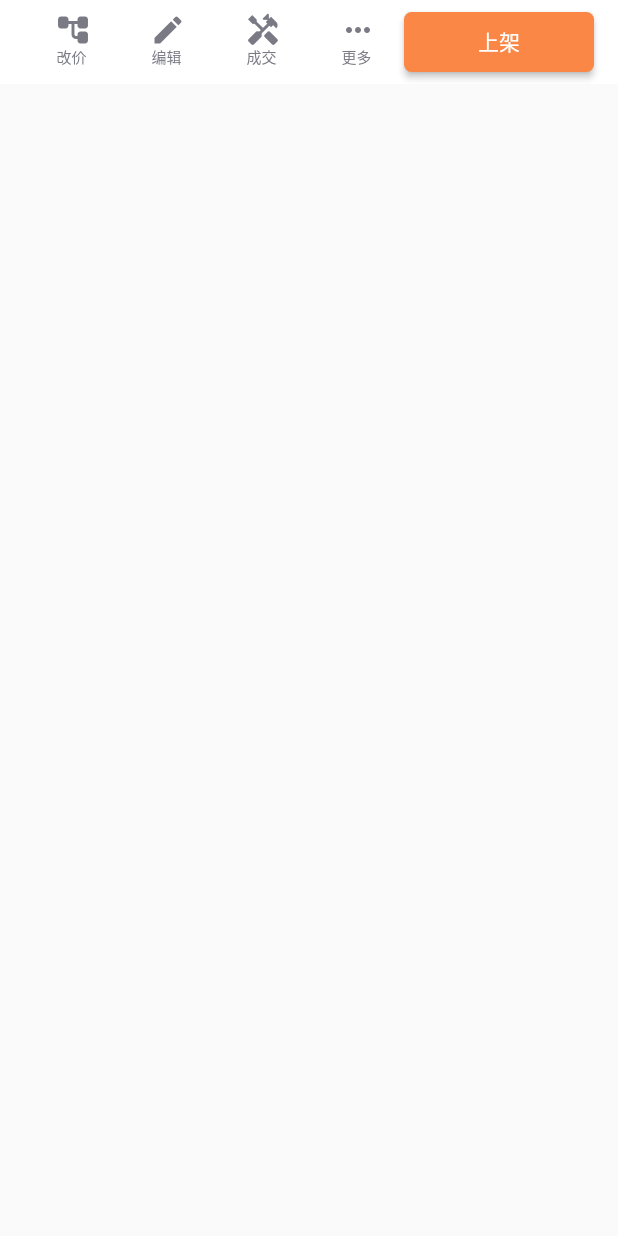
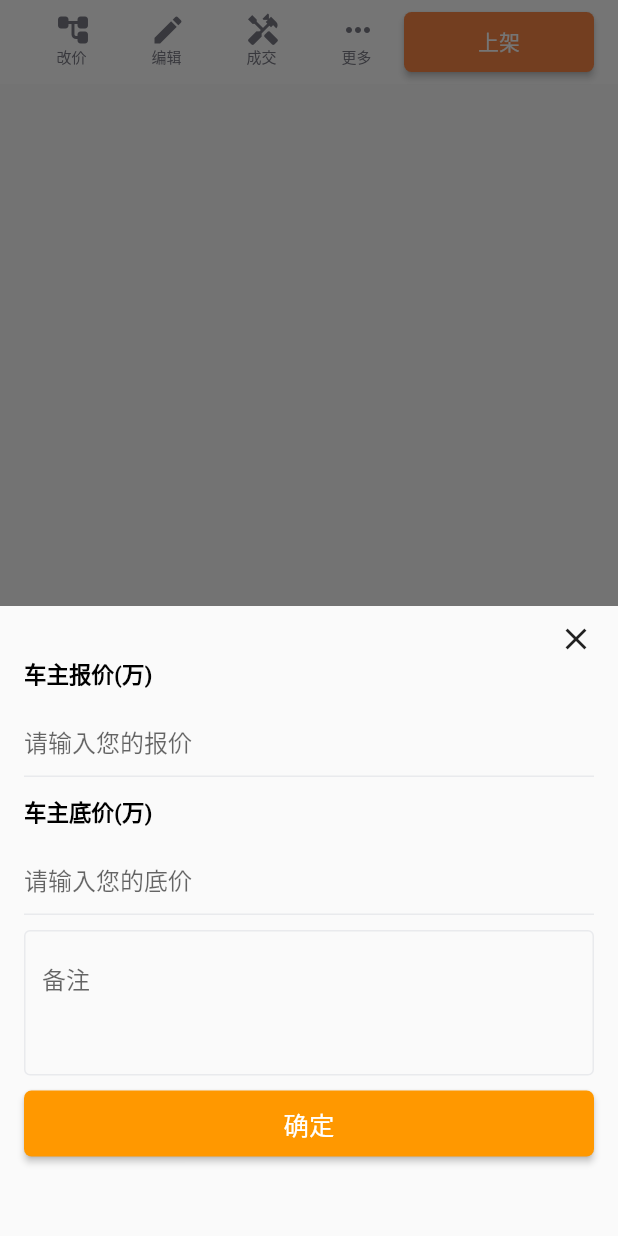
Before and after one commit to changshuai7/flutter_app_demo, a Flutter app: the SaasCarDetailBottomBtn widget shown alone on an empty page, opened directly, after a tap on "改价", on a phone screen of 412 x 824 dp. Run offline on Flutter 3.47's test engine with Material 2 defaults, Android fonts, the phone set to English and light mode, and no system bars; our stand-ins replace date_format, flutter_swiper, fluttertoast, photo_view; generated files the repository leaves out were written again; network calls fail.

Commit message:
详情页底部弹框数据处理

```diff
--- a/lib/saas/saas_car_detail_bottom_btn.dart
+++ b/lib/saas/saas_car_detail_bottom_btn.dart
@@ -237,6 +237,17 @@ class _SaasCarDetailBottomBtnState extends State<SaasCarDetailBottomBtn> {
   //改价事件
   void _onEventChangePrice(BuildContext context) {
     print('改价');
+
+    showModalBottomSheet<ChangePriceBean>(
+      isScrollControlled: true,
+      context: context,
+      builder: (context) => ChangePriceBottomSheetWidget(),
+    ).then((value) {
+      if (value != null) {
+        print(
+            '报价：${value.quotedPrice},底价：${value.basePrice},备注：${value.remark}');
+      }
+    });
   }
 
   //编辑事件
@@ -348,9 +359,205 @@ class BottomPopItem extends StatelessWidget {
     );
   }
 }
+
 /// 更多的pop item 的类型
 enum BottomPopItemType {
   AbandonSale, //放弃销售
   TransferCar, //转车
   PurchaseInfo, //采购
 }
+
+class ChangePriceBean {
+  String basePrice;
+  String quotedPrice;
+  String remark;
+
+  ChangePriceBean({this.basePrice, this.quotedPrice, this.remark});
+}
+
+/// 底部：改价弹框
+class ChangePriceBottomSheetWidget extends StatefulWidget {
+  @override
+  _ChangePriceBottomSheetWidgetState createState() =>
+      _ChangePriceBottomSheetWidgetState();
+}
+
+class _ChangePriceBottomSheetWidgetState
+    extends State<ChangePriceBottomSheetWidget> {
+  ChangePriceBean bean = ChangePriceBean();
+  TextEditingController _quotedPriceController;
+  TextEditingController _basePriceController;
+  TextEditingController _remarkController;
+
+  String quotedPriceErrorText;
+
+  String basePriceErrorText;
+
+  @override
+  void initState() {
+    super.initState();
+    _quotedPriceController = TextEditingController(text: '');
+    _basePriceController = TextEditingController(text: '');
+    _remarkController = TextEditingController(text: '');
+  }
+
+  @override
+  Widget build(BuildContext context) {
+    return Container(
+      height: 420,
+      padding: EdgeInsets.fromLTRB(16, 10, 16, 16),
+      child: ListView(
+        children: [
+          Align(
+            child: InkWell(
+              child: Icon(Icons.close),
+              onTap: () {
+                Navigator.of(context).pop();
+              },
+            ),
+            alignment: Alignment.bottomRight,
+          ),
+
+          /// 报价
+          Text(
+            '车主报价(万)',
+            style: TextStyle(
+              color: Colors.black,
+              fontSize: 15,
+              fontWeight: FontWeight.bold,
+            ),
+          ),
+          SizedBox(
+            height: 10,
+          ),
+          TextField(
+            controller: _quotedPriceController,
+            decoration: InputDecoration(
+              hintText: '请输入您的报价',
+              errorText: quotedPriceErrorText,
+              suffix: InkWell(
+                child: Icon(
+                  Icons.close,
+                  color: Colors.grey,
+                  size: 15,
+                ),
+                onTap: () {
+                  _quotedPriceController.text = '';
+                },
+              ),
+              focusedBorder: UnderlineInputBorder(
+                borderSide: BorderSide(color: Color(0xFFE9EAED), width: 1),
+              ),
+              enabledBorder: UnderlineInputBorder(
+                borderSide: BorderSide(color: Color(0xFFE9EAED), width: 1),
+              ),
+            ),
+          ),
+
+          /// 底价
+          SizedBox(
+            height: 12,
+          ),
+          Text(
+            '车主底价(万)',
+            style: TextStyle(
+              color: Colors.black,
+              fontSize: 15,
+              fontWeight: FontWeight.bold,
+            ),
+          ),
+          SizedBox(
+            height: 10,
+          ),
+          TextField(
+            controller: _basePriceController,
+            decoration: InputDecoration(
+              hintText: '请输入您的底价',
+              errorText: basePriceErrorText,
+              suffix: InkWell(
+                child: Icon(
+                  Icons.close,
+                  color: Colors.grey,
+                  size: 15,
+                ),
+                onTap: () {
+                  _basePriceController.text = '';
+                },
+              ),
+              focusedBorder: UnderlineInputBorder(
+                borderSide: BorderSide(color: Color(0xFFE9EAED), width: 1),
+              ),
+              enabledBorder: UnderlineInputBorder(
+                borderSide: BorderSide(color: Color(0xFFE9EAED), width: 1),
+              ),
+            ),
+          ),
+          SizedBox(
+            height: 10,
+          ),
+          TextField(
+            controller: _remarkController,
+            maxLines: 3,
+            decoration: InputDecoration(
+              hintText: '备注',
+              focusedBorder: OutlineInputBorder(
+                borderSide: BorderSide(color: Color(0xFFE9EAED), width: 1),
+              ),
+              enabledBorder: OutlineInputBorder(
+                borderSide: BorderSide(color: Color(0xFFE9EAED), width: 1),
+              ),
+            ),
+          ),
+          SizedBox(
+            height: 10,
+          ),
+          Container(
+            width: double.infinity,
+            height: 44,
+            child: RaisedButton(
+              color: Colors.orange,
+              onPressed: () {
+                bean.quotedPrice = _quotedPriceController.text;
+                bean.basePrice = _basePriceController.text;
+                bean.remark = _remarkController.text;
+
+                if (_verify()) {
+                  Navigator.of(context).pop(bean);
+                }
+              },
+              child: Text(
+                '确定',
+                style: TextStyle(
+                  color: Colors.white,
+                  fontSize: 17,
+                ),
+              ),
+              shape: RoundedRectangleBorder(
+                side: BorderSide.none,
+                borderRadius: BorderRadius.circular(5),
+              ),
+            ),
+          ),
+        ],
+      ),
+    );
+  }
+
+  _verify() {
+    //TODO 校验规则
+    bool flag = true;
+    if (bean.quotedPrice.length < 3) {
+      flag = false;
+      setState(() {
+        quotedPriceErrorText = '报价长度不够';
+      });
+    }
+    if (bean.basePrice.length < 3) {
+      flag = false;
+      setState(() {
+        basePriceErrorText = '底价长度不够';
+      });
+    }
+    return flag;
+  }
+}
```
